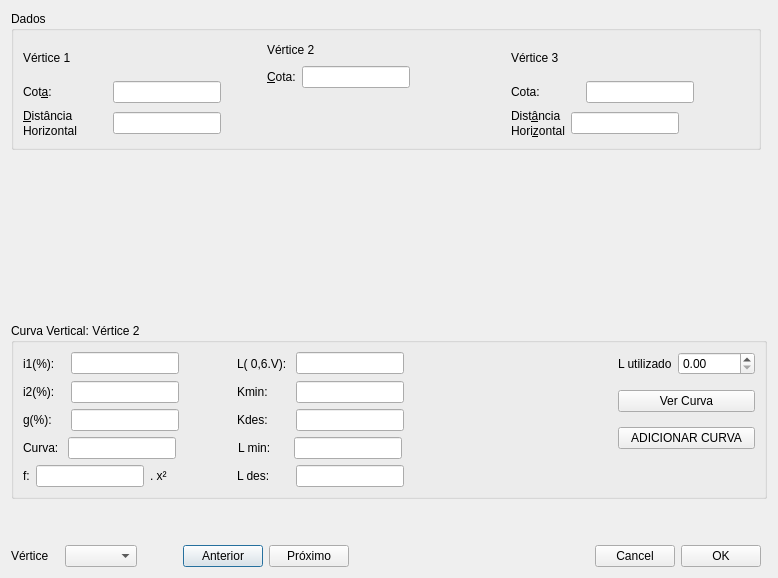
First picture: the form in app/view/ui/Topo_dialog-cv.ui, repository matheusfillipe/Topografia, before the edit.
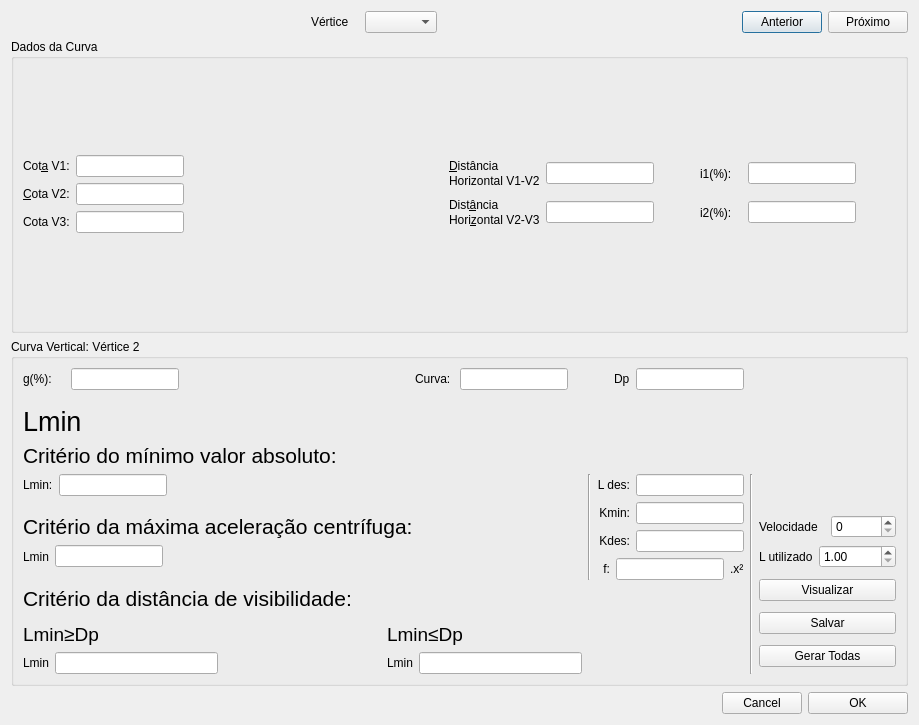
Second picture: the form after the edit.

Commit message: Gerar todas no perfil não funciona

Diff of the .ui file:
```diff
--- a/app/view/ui/Topo_dialog-cv.ui
+++ b/app/view/ui/Topo_dialog-cv.ui
@@ -6,129 +6,24 @@
    <rect>
     <x>0</x>
     <y>0</y>
-    <width>778</width>
-    <height>578</height>
+    <width>919</width>
+    <height>725</height>
    </rect>
   </property>
   <property name="windowTitle">
    <string>Modificar Curva Vertical</string>
   </property>
   <layout class="QGridLayout" name="gridLayout_3">
-   <item row="4" column="0">
-    <layout class="QHBoxLayout" name="horizontalLayout_7">
-     <item>
-      <layout class="QHBoxLayout" name="horizontalLayout_6">
-       <item>
-        <widget class="QLabel" name="label">
-         <property name="text">
-          <string>Vértice   </string>
-         </property>
-        </widget>
-       </item>
-       <item>
-        <widget class="QComboBox" name="verticeCb"/>
-       </item>
-       <item>
-        <spacer name="horizontalSpacer_4">
-         <property name="orientation">
-          <enum>Qt::Horizontal</enum>
-         </property>
-         <property name="sizeType">
-          <enum>QSizePolicy::Minimum</enum>
-         </property>
-         <property name="sizeHint" stdset="0">
-          <size>
-           <width>40</width>
-           <height>20</height>
-          </size>
-         </property>
-        </spacer>
-       </item>
-       <item>
-        <widget class="QPushButton" name="previousBtn">
-         <property name="text">
-          <string>Anterior</string>
-         </property>
-        </widget>
-       </item>
-       <item>
-        <widget class="QPushButton" name="nextBtn">
-         <property name="text">
-          <string>Próximo</string>
-         </property>
-        </widget>
-       </item>
-       <item>
-        <spacer name="horizontalSpacer_13">
-         <property name="orientation">
-          <enum>Qt::Horizontal</enum>
-         </property>
-         <property name="sizeHint" stdset="0">
-          <size>
-           <width>40</width>
-           <height>20</height>
-          </size>
-         </property>
-        </spacer>
-       </item>
-       <item>
-        <widget class="QPushButton" name="cancelBtn">
-         <property name="text">
-          <string>Cancel</string>
-         </property>
-        </widget>
-       </item>
-       <item>
-        <widget class="QPushButton" name="okBtn">
-         <property name="text">
-          <string>OK</string>
-         </property>
-        </widget>
-       </item>
-      </layout>
-     </item>
-    </layout>
-   </item>
-   <item row="0" column="0">
+   <item row="1" column="0">
     <widget class="QGroupBox" name="groupBox">
      <property name="title">
-      <string>Dados</string>
+      <string>Dados da Curva</string>
      </property>
      <layout class="QGridLayout" name="gridLayout">
       <item row="0" column="0">
        <layout class="QHBoxLayout" name="horizontalLayout_10">
         <item>
          <layout class="QVBoxLayout" name="verticalLayout_5">
-          <item>
-           <layout class="QHBoxLayout" name="horizontalLayout_8">
-            <item>
-             <widget class="QLabel" name="label_7">
-              <property name="toolTip">
-               <string extracomment="Dados referentes ao  vértice 1"/>
-              </property>
-              <property name="text">
-               <string>Vértice 1</string>
-              </property>
-             </widget>
-            </item>
-            <item>
-             <spacer name="horizontalSpacer_9">
-              <property name="orientation">
-               <enum>Qt::Horizontal</enum>
-              </property>
-              <property name="sizeType">
-               <enum>QSizePolicy::Expanding</enum>
-              </property>
-              <property name="sizeHint" stdset="0">
-               <size>
-                <width>40</width>
-                <height>20</height>
-               </size>
-              </property>
-             </spacer>
-            </item>
-           </layout>
-          </item>
           <item>
            <layout class="QHBoxLayout" name="horizontalLayout_14">
             <item>
@@ -146,7 +41,7 @@
                <number>1</number>
               </property>
               <property name="text">
-               <string>Cot&amp;a:</string>
+               <string>Cot&amp;a V1:</string>
               </property>
               <property name="alignment">
                <set>Qt::AlignLeading|Qt::AlignLeft|Qt::AlignVCenter</set>
@@ -181,103 +76,6 @@
                <enum>Qt::Horizontal</enum>
               </property>
               <property name="sizeType">
-               <enum>QSizePolicy::Preferred</enum>
-              </property>
-              <property name="sizeHint" stdset="0">
-               <size>
-                <width>40</width>
-                <height>20</height>
-               </size>
-              </property>
-             </spacer>
-            </item>
-           </layout>
-          </item>
-          <item>
-           <layout class="QHBoxLayout" name="horizontalLayout_15">
-            <item>
-             <layout class="QVBoxLayout" name="verticalLayout_6">
-              <property name="spacing">
-               <number>1</number>
-              </property>
-              <item>
-               <widget class="QLabel" name="label_8">
-                <property name="toolTip">
-                 <string extracomment="Distância horizontal ao vértice anterior"/>
-                </property>
-                <property name="text">
-                 <string>&amp;Distância</string>
-                </property>
-                <property name="buddy">
-                 <cstring>uihorizontal1</cstring>
-                </property>
-               </widget>
-              </item>
-              <item>
-               <widget class="QLabel" name="label_9">
-                <property name="toolTip">
-                 <string extracomment="Distância horizontal ao vértice anterior"/>
-                </property>
-                <property name="text">
-                 <string>Horizontal</string>
-                </property>
-               </widget>
-              </item>
-             </layout>
-            </item>
-            <item>
-             <widget class="QLineEdit" name="uihorizontal1">
-              <property name="sizePolicy">
-               <sizepolicy hsizetype="Fixed" vsizetype="Fixed">
-                <horstretch>0</horstretch>
-                <verstretch>0</verstretch>
-               </sizepolicy>
-              </property>
-              <property name="toolTip">
-               <string extracomment="Distância horizontal ao vértice anterior"/>
-              </property>
-             </widget>
-            </item>
-            <item>
-             <spacer name="horizontalSpacer_5">
-              <property name="orientation">
-               <enum>Qt::Horizontal</enum>
-              </property>
-              <property name="sizeType">
-               <enum>QSizePolicy::Preferred</enum>
-              </property>
-              <property name="sizeHint" stdset="0">
-               <size>
-                <width>40</width>
-                <height>20</height>
-               </size>
-              </property>
-             </spacer>
-            </item>
-           </layout>
-          </item>
-         </layout>
-        </item>
-        <item>
-         <layout class="QVBoxLayout" name="verticalLayout">
-          <item>
-           <layout class="QHBoxLayout" name="horizontalLayout_19">
-            <item>
-             <widget class="QLabel" name="label_16">
-              <property name="toolTip">
-               <string extracomment="Dados referentes ao  vértice 2"/>
-              </property>
-              <property name="text">
-               <string>Vértice 2 </string>
-              </property>
-             </widget>
-            </item>
-            <item>
-             <spacer name="horizontalSpacer_8">
-              <property name="orientation">
-               <enum>Qt::Horizontal</enum>
-              </property>
-              <property name="sizeType">
                <enum>QSizePolicy::Expanding</enum>
               </property>
               <property name="sizeHint" stdset="0">
@@ -298,7 +96,7 @@
                <string extracomment="Cota do vértice em edição"/>
               </property>
               <property name="text">
-               <string>&amp;Cota:</string>
+               <string>&amp;Cota V2:</string>
               </property>
               <property name="buddy">
                <cstring>uicota</cstring>
@@ -340,60 +138,6 @@
            </layout>
           </item>
           <item>
-           <layout class="QVBoxLayout" name="verticalLayout_9">
-            <property name="spacing">
-             <number>1</number>
-            </property>
-            <item>
-             <spacer name="verticalSpacer">
-              <property name="orientation">
-               <enum>Qt::Vertical</enum>
-              </property>
-              <property name="sizeType">
-               <enum>QSizePolicy::Preferred</enum>
-              </property>
-              <property name="sizeHint" stdset="0">
-               <size>
-                <width>20</width>
-                <height>50</height>
-               </size>
-              </property>
-             </spacer>
-            </item>
-           </layout>
-          </item>
-         </layout>
-        </item>
-        <item>
-         <layout class="QVBoxLayout" name="verticalLayout_7">
-          <item>
-           <layout class="QHBoxLayout" name="horizontalLayout_20">
-            <item>
-             <widget class="QLabel" name="label_18">
-              <property name="text">
-               <string>Vértice 3 </string>
-              </property>
-             </widget>
-            </item>
-            <item>
-             <spacer name="horizontalSpacer_12">
-              <property name="orientation">
-               <enum>Qt::Horizontal</enum>
-              </property>
-              <property name="sizeType">
-               <enum>QSizePolicy::Expanding</enum>
-              </property>
-              <property name="sizeHint" stdset="0">
-               <size>
-                <width>40</width>
-                <height>20</height>
-               </size>
-              </property>
-             </spacer>
-            </item>
-           </layout>
-          </item>
-          <item>
            <layout class="QHBoxLayout" name="horizontalLayout_16">
             <item>
              <widget class="QLabel" name="cotaLabel_8">
@@ -407,29 +151,13 @@
                <string extracomment="Cota do vértice em edição"/>
               </property>
               <property name="text">
-               <string>Cota:</string>
+               <string>Cota V3:</string>
               </property>
               <property name="buddy">
                <cstring>uicota2</cstring>
               </property>
              </widget>
             </item>
-            <item>
-             <spacer name="horizontalSpacer_7">
-              <property name="orientation">
-               <enum>Qt::Horizontal</enum>
-              </property>
-              <property name="sizeType">
-               <enum>QSizePolicy::Preferred</enum>
-              </property>
-              <property name="sizeHint" stdset="0">
-               <size>
-                <width>40</width>
-                <height>20</height>
-               </size>
-              </property>
-             </spacer>
-            </item>
             <item>
              <widget class="QLineEdit" name="uicota2">
               <property name="sizePolicy">
@@ -464,6 +192,116 @@
             </item>
            </layout>
           </item>
+         </layout>
+        </item>
+        <item>
+         <layout class="QVBoxLayout" name="verticalLayout_7">
+          <item>
+           <layout class="QHBoxLayout" name="horizontalLayout_15">
+            <item>
+             <layout class="QVBoxLayout" name="verticalLayout_6">
+              <property name="spacing">
+               <number>1</number>
+              </property>
+              <item>
+               <widget class="QLabel" name="label_8">
+                <property name="toolTip">
+                 <string extracomment="Distância horizontal ao vértice anterior"/>
+                </property>
+                <property name="text">
+                 <string>&amp;Distância</string>
+                </property>
+                <property name="buddy">
+                 <cstring>uihorizontal1</cstring>
+                </property>
+               </widget>
+              </item>
+              <item>
+               <widget class="QLabel" name="label_9">
+                <property name="toolTip">
+                 <string extracomment="Distância horizontal ao vértice anterior"/>
+                </property>
+                <property name="text">
+                 <string>Horizontal V1-V2</string>
+                </property>
+               </widget>
+              </item>
+             </layout>
+            </item>
+            <item>
+             <widget class="QLineEdit" name="uihorizontal1">
+              <property name="sizePolicy">
+               <sizepolicy hsizetype="Fixed" vsizetype="Fixed">
+                <horstretch>0</horstretch>
+                <verstretch>0</verstretch>
+               </sizepolicy>
+              </property>
+              <property name="toolTip">
+               <string extracomment="Distância horizontal ao vértice anterior"/>
+              </property>
+             </widget>
+            </item>
+            <item>
+             <spacer name="horizontalSpacer_5">
+              <property name="orientation">
+               <enum>Qt::Horizontal</enum>
+              </property>
+              <property name="sizeType">
+               <enum>QSizePolicy::Expanding</enum>
+              </property>
+              <property name="sizeHint" stdset="0">
+               <size>
+                <width>40</width>
+                <height>20</height>
+               </size>
+              </property>
+             </spacer>
+            </item>
+            <item>
+             <layout class="QHBoxLayout" name="horizontalLayout_3">
+              <item>
+               <widget class="QLabel" name="cotaLabel_3">
+                <property name="toolTip">
+                 <string extracomment="Inclinação da rampa anterior"/>
+                </property>
+                <property name="text">
+                 <string>i1(%):   </string>
+                </property>
+               </widget>
+              </item>
+              <item>
+               <widget class="QLineEdit" name="uii1">
+                <property name="sizePolicy">
+                 <sizepolicy hsizetype="Fixed" vsizetype="Fixed">
+                  <horstretch>0</horstretch>
+                  <verstretch>0</verstretch>
+                 </sizepolicy>
+                </property>
+                <property name="toolTip">
+                 <string extracomment="Inclinação da rampa anterior"/>
+                </property>
+                <property name="readOnly">
+                 <bool>true</bool>
+                </property>
+               </widget>
+              </item>
+              <item>
+               <spacer name="horizontalSpacer_11">
+                <property name="orientation">
+                 <enum>Qt::Horizontal</enum>
+                </property>
+                <property name="sizeHint" stdset="0">
+                 <size>
+                  <width>40</width>
+                  <height>20</height>
+                 </size>
+                </property>
+               </spacer>
+              </item>
+             </layout>
+            </item>
+           </layout>
+          </item>
           <item>
            <layout class="QHBoxLayout" name="horizontalLayout_17">
             <item>
@@ -484,7 +322,7 @@
               <item>
                <widget class="QLabel" name="label_12">
                 <property name="text">
-                 <string>Hori&amp;zontal</string>
+                 <string>Hori&amp;zontal V2-V3</string>
                 </property>
                 <property name="buddy">
                  <cstring>uihorizontal2</cstring>
@@ -522,6 +360,47 @@
               </property>
              </spacer>
             </item>
+            <item>
+             <layout class="QHBoxLayout" name="horizontalLayout_2">
+              <item>
+               <widget class="QLabel" name="cotaLabel_4">
+                <property name="toolTip">
+                 <string extracomment="Inclinação da rampa posterior"/>
+                </property>
+                <property name="text">
+                 <string>i2(%):   </string>
+                </property>
+               </widget>
+              </item>
+              <item>
+               <widget class="QLineEdit" name="uii2">
+                <property name="sizePolicy">
+                 <sizepolicy hsizetype="Fixed" vsizetype="Fixed">
+                  <horstretch>0</horstretch>
+                  <verstretch>0</verstretch>
+                 </sizepolicy>
+                </property>
+                <property name="toolTip">
+                 <string extracomment="Inclinação da rampa posterior"/>
+                </property>
+                <property name="readOnly">
+                 <bool>true</bool>
+                </property>
+               </widget>
+              </item>
+              <item>
+               <spacer name="horizontalSpacer_14">
+                <property name="orientation">
+                 <enum>Qt::Horizontal</enum>
+                </property>
+                <property name="sizeHint" stdset="0">
+                 <size>
+                  <width>40</width>
+                  <height>20</height>
+                 </size>
+                </property>
+               </spacer>
+              </item>
            </layout>
           </item>
          </layout>
@@ -529,9 +408,106 @@
        </layout>
       </item>
      </layout>
+      </item>
+     </layout>
     </widget>
    </item>
-   <item row="2" column="0" colspan="2">
+   <item row="0" column="0">
+    <layout class="QHBoxLayout" name="horizontalLayout_8">
+     <item>
+      <spacer name="horizontalSpacer_4">
+       <property name="orientation">
+        <enum>Qt::Horizontal</enum>
+       </property>
+       <property name="sizeHint" stdset="0">
+        <size>
+         <width>40</width>
+         <height>20</height>
+        </size>
+       </property>
+      </spacer>
+     </item>
+     <item>
+      <widget class="QLabel" name="label">
+       <property name="text">
+        <string>Vértice   </string>
+       </property>
+      </widget>
+     </item>
+     <item>
+      <widget class="QComboBox" name="verticeCb"/>
+     </item>
+     <item>
+      <spacer name="horizontalSpacer_7">
+       <property name="orientation">
+        <enum>Qt::Horizontal</enum>
+       </property>
+       <property name="sizeHint" stdset="0">
+        <size>
+         <width>40</width>
+         <height>20</height>
+        </size>
+       </property>
+      </spacer>
+     </item>
+     <item>
+      <widget class="QPushButton" name="previousBtn">
+       <property name="text">
+        <string>Anterior</string>
+       </property>
+      </widget>
+     </item>
+     <item>
+      <widget class="QPushButton" name="nextBtn">
+       <property name="text">
+        <string>Próximo</string>
+       </property>
+      </widget>
+     </item>
+    </layout>
+   </item>
+   <item row="6" column="0">
+    <layout class="QHBoxLayout" name="horizontalLayout_7">
+     <item>
+      <layout class="QHBoxLayout" name="horizontalLayout_6">
+       <item>
+        <spacer name="horizontalSpacer_13">
+         <property name="orientation">
+          <enum>Qt::Horizontal</enum>
+         </property>
+         <property name="sizeHint" stdset="0">
+          <size>
+           <width>40</width>
+           <height>20</height>
+          </size>
+         </property>
+        </spacer>
+       </item>
+       <item>
+        <widget class="QPushButton" name="cancelBtn">
+         <property name="text">
+          <string>Cancel</string>
+         </property>
+        </widget>
+       </item>
+       <item>
+        <widget class="QPushButton" name="okBtn">
+         <property name="minimumSize">
+          <size>
+           <width>100</width>
+           <height>0</height>
+          </size>
+         </property>
+         <property name="text">
+          <string>OK</string>
+         </property>
+        </widget>
+       </item>
+      </layout>
+     </item>
+    </layout>
+   </item>
+   <item row="3" column="0">
     <widget class="QGroupBox" name="groupBox_2">
      <property name="enabled">
       <bool>true</bool>
@@ -546,31 +522,39 @@
       <string>Curva Vertical: Vértice 2</string>
      </property>
      <layout class="QGridLayout" name="gridLayout_2">
-      <item row="5" column="1" rowspan="2">
-       <layout class="QHBoxLayout" name="horizontalLayout_27">
+      <item row="6" column="4">
+       <layout class="QHBoxLayout" name="horizontalLayout_19">
         <item>
-         <widget class="QLabel" name="cotaLabel_19">
+         <widget class="QLabel" name="label_5">
           <property name="text">
-           <string>L des:</string>
+           <string>Velocidade</string>
           </property>
          </widget>
         </item>
         <item>
-         <widget class="QLineEdit" name="uiLdes">
-          <property name="sizePolicy">
-           <sizepolicy hsizetype="Fixed" vsizetype="Fixed">
-            <horstretch>0</horstretch>
-            <verstretch>0</verstretch>
-           </sizepolicy>
+         <widget class="QSpinBox" name="velproj">
+          <property name="toolTip">
+           <string>Velocidade de projeto</string>
           </property>
-          <property name="readOnly">
-           <bool>true</bool>
+          <property name="minimum">
+           <number>0</number>
+          </property>
+          <property name="maximum">
+           <number>400</number>
+          </property>
+          <property name="singleStep">
+           <number>10</number>
+          </property>
+          <property name="value">
+           <number>0</number>
           </property>
          </widget>
         </item>
        </layout>
       </item>
-      <item row="2" column="0">
+      <item row="0" column="0" colspan="3">
+       <layout class="QHBoxLayout" name="horizontalLayout_9">
+        <item>
        <layout class="QHBoxLayout" name="horizontalLayout_5">
         <item>
          <widget class="QLabel" name="cotaLabel_2">
@@ -593,7 +577,7 @@
          </widget>
         </item>
         <item>
-         <spacer name="horizontalSpacer_15">
+           <spacer name="horizontalSpacer_8">
           <property name="orientation">
            <enum>Qt::Horizontal</enum>
           </property>
@@ -605,9 +589,7 @@
           </property>
          </spacer>
         </item>
-       </layout>
-      </item>
-      <item row="3" column="0">
+          <item>
        <layout class="QHBoxLayout" name="horizontalLayout_11">
         <item>
          <widget class="QLabel" name="cotaLabel_9">
@@ -651,115 +633,144 @@
           </property>
          </spacer>
         </item>
-       </layout>
-      </item>
-      <item row="2" column="1">
-       <layout class="QHBoxLayout" name="horizontalLayout_29">
         <item>
-         <widget class="QLabel" name="cotaLabel_21">
+             <widget class="QLabel" name="label_2">
           <property name="text">
-           <string>Kdes:</string>
+               <string>Dp</string>
           </property>
          </widget>
         </item>
         <item>
-         <widget class="QLineEdit" name="uiKdes">
-          <property name="sizePolicy">
-           <sizepolicy hsizetype="Fixed" vsizetype="Fixed">
-            <horstretch>0</horstretch>
-            <verstretch>0</verstretch>
-           </sizepolicy>
-          </property>
-          <property name="readOnly">
-           <bool>true</bool>
-          </property>
-         </widget>
+             <widget class="QLineEdit" name="uiDp"/>
         </item>
        </layout>
       </item>
-      <item row="3" column="1">
-       <layout class="QHBoxLayout" name="horizontalLayout_30" stretch="0,0">
-        <item>
-         <widget class="QLabel" name="cotaLabel_22">
-          <property name="sizePolicy">
-           <sizepolicy hsizetype="Maximum" vsizetype="Preferred">
-            <horstretch>0</horstretch>
-            <verstretch>0</verstretch>
-           </sizepolicy>
+         </layout>
+        </item>
+       </layout>
+      </item>
+      <item row="2" column="0">
+       <widget class="QLabel" name="label_15">
+        <property name="font">
+         <font>
+          <pointsize>20</pointsize>
+         </font>
           </property>
           <property name="text">
-           <string>L min:     </string>
+         <string>Lmin</string>
           </property>
          </widget>
         </item>
-        <item>
-         <widget class="QLineEdit" name="uiLmin">
-          <property name="enabled">
-           <bool>true</bool>
-          </property>
-          <property name="sizePolicy">
-           <sizepolicy hsizetype="Fixed" vsizetype="Fixed">
-            <horstretch>0</horstretch>
-            <verstretch>0</verstretch>
-           </sizepolicy>
-          </property>
-          <property name="readOnly">
-           <bool>true</bool>
-          </property>
-         </widget>
-        </item>
-       </layout>
-      </item>
-      <item row="0" column="0">
-       <layout class="QHBoxLayout" name="horizontalLayout_3">
+      <item row="0" column="4">
+       <widget class="QLabel" name="uiAlertaLb">
+        <property name="font">
+         <font>
+          <weight>75</weight>
+          <bold>true</bold>
+         </font>
+        </property>
+        <property name="text">
+         <string/>
+        </property>
+       </widget>
+      </item>
+      <item row="7" column="4">
+       <layout class="QHBoxLayout" name="horizontalLayout_31">
         <item>
-         <widget class="QLabel" name="cotaLabel_3">
-          <property name="toolTip">
-           <string extracomment="Inclinação da rampa anterior"/>
-          </property>
+         <widget class="QLabel" name="cotaLabel_23">
           <property name="text">
-           <string>i1(%):   </string>
+           <string>L utilizado</string>
           </property>
          </widget>
         </item>
         <item>
-         <widget class="QLineEdit" name="uii1">
-          <property name="sizePolicy">
-           <sizepolicy hsizetype="Fixed" vsizetype="Fixed">
-            <horstretch>0</horstretch>
-            <verstretch>0</verstretch>
-           </sizepolicy>
+         <widget class="QDoubleSpinBox" name="uiLutilizado">
+          <property name="minimum">
+           <double>1.000000000000000</double>
           </property>
-          <property name="toolTip">
-           <string extracomment="Inclinação da rampa anterior"/>
+          <property name="maximum">
+           <double>99999.990000000005239</double>
           </property>
-          <property name="readOnly">
-           <bool>true</bool>
+          <property name="singleStep">
+           <double>10.000000000000000</double>
           </property>
          </widget>
         </item>
-        <item>
-         <spacer name="horizontalSpacer_11">
+       </layout>
+      </item>
+      <item row="3" column="0">
+       <widget class="QLabel" name="label_6">
+        <property name="font">
+         <font>
+          <pointsize>16</pointsize>
+         </font>
+        </property>
+        <property name="text">
+         <string>Critério do mínimo valor absoluto:</string>
+        </property>
+       </widget>
+      </item>
+      <item row="1" column="0">
+       <spacer name="verticalSpacer_2">
           <property name="orientation">
-           <enum>Qt::Horizontal</enum>
+         <enum>Qt::Vertical</enum>
+        </property>
+        <property name="sizeType">
+         <enum>QSizePolicy::Fixed</enum>
           </property>
           <property name="sizeHint" stdset="0">
            <size>
-            <width>40</width>
-            <height>20</height>
+          <width>20</width>
+          <height>10</height>
            </size>
           </property>
          </spacer>
         </item>
-       </layout>
-      </item>
-      <item row="1" column="1">
+      <item row="4" column="2" rowspan="5">
+       <layout class="QVBoxLayout" name="verticalLayout_4">
+        <item>
+         <layout class="QHBoxLayout" name="horizontalLayout_13">
+          <item>
+           <widget class="QLabel" name="cotaLabel_19">
+            <property name="sizePolicy">
+             <sizepolicy hsizetype="Minimum" vsizetype="Preferred">
+              <horstretch>0</horstretch>
+              <verstretch>0</verstretch>
+             </sizepolicy>
+            </property>
+            <property name="text">
+             <string>L des:</string>
+            </property>
+            <property name="alignment">
+             <set>Qt::AlignRight|Qt::AlignTrailing|Qt::AlignVCenter</set>
+            </property>
+           </widget>
+          </item>
+          <item>
+           <widget class="QLineEdit" name="uiLdes">
+            <property name="sizePolicy">
+             <sizepolicy hsizetype="Fixed" vsizetype="Fixed">
+              <horstretch>0</horstretch>
+              <verstretch>0</verstretch>
+             </sizepolicy>
+            </property>
+            <property name="readOnly">
+             <bool>true</bool>
+            </property>
+           </widget>
+          </item>
+         </layout>
+        </item>
+        <item>
        <layout class="QHBoxLayout" name="horizontalLayout_28">
         <item>
          <widget class="QLabel" name="cotaLabel_20">
           <property name="text">
            <string>Kmin:</string>
           </property>
+            <property name="alignment">
+             <set>Qt::AlignRight|Qt::AlignTrailing|Qt::AlignVCenter</set>
+            </property>
          </widget>
         </item>
         <item>
@@ -777,74 +788,34 @@
         </item>
        </layout>
       </item>
-      <item row="0" column="1">
-       <layout class="QHBoxLayout" name="horizontalLayout_4">
         <item>
-         <widget class="QLabel" name="cotaLabel_7">
+         <layout class="QHBoxLayout" name="horizontalLayout_29">
+          <item>
+           <widget class="QLabel" name="cotaLabel_21">
           <property name="text">
-           <string>L( 0,6.V): </string>
-          </property>
-         </widget>
-        </item>
-        <item>
-         <widget class="QLineEdit" name="uiL">
-          <property name="sizePolicy">
-           <sizepolicy hsizetype="Fixed" vsizetype="Fixed">
-            <horstretch>0</horstretch>
-            <verstretch>0</verstretch>
-           </sizepolicy>
-          </property>
-          <property name="readOnly">
-           <bool>true</bool>
-          </property>
-         </widget>
-        </item>
-       </layout>
-      </item>
-      <item row="1" column="0">
-       <layout class="QHBoxLayout" name="horizontalLayout_2">
+             <string>Kdes:</string>
+            </property>
+            <property name="alignment">
+             <set>Qt::AlignRight|Qt::AlignTrailing|Qt::AlignVCenter</set>
+            </property>
+           </widget>
+          </item>
         <item>
-         <widget class="QLabel" name="cotaLabel_4">
-          <property name="toolTip">
-           <string extracomment="Inclinação da rampa posterior"/>
-          </property>
-          <property name="text">
-           <string>i2(%):   </string>
-          </property>
-         </widget>
-        </item>
-        <item>
-         <widget class="QLineEdit" name="uii2">
+           <widget class="QLineEdit" name="uiKdes">
           <property name="sizePolicy">
            <sizepolicy hsizetype="Fixed" vsizetype="Fixed">
             <horstretch>0</horstretch>
             <verstretch>0</verstretch>
            </sizepolicy>
           </property>
-          <property name="toolTip">
-           <string extracomment="Inclinação da rampa posterior"/>
-          </property>
           <property name="readOnly">
            <bool>true</bool>
           </property>
          </widget>
         </item>
-        <item>
-         <spacer name="horizontalSpacer_14">
-          <property name="orientation">
-           <enum>Qt::Horizontal</enum>
-          </property>
-          <property name="sizeHint" stdset="0">
-           <size>
-            <width>40</width>
-            <height>20</height>
-           </size>
-          </property>
-         </spacer>
-        </item>
-       </layout>
-      </item>
-      <item row="5" column="0" rowspan="2">
+         </layout>
+        </item>
+        <item>
        <layout class="QHBoxLayout" name="horizontalLayout_18">
         <item>
          <widget class="QLabel" name="cotaLabel_10">
@@ -854,6 +825,9 @@
           <property name="text">
            <string>f:</string>
           </property>
+            <property name="alignment">
+             <set>Qt::AlignRight|Qt::AlignTrailing|Qt::AlignVCenter</set>
+            </property>
          </widget>
         </item>
         <item>
@@ -873,14 +847,40 @@
          </widget>
         </item>
         <item>
-         <widget class="QLabel" name="label_19">
+           <widget class="QLabel" name="label_4">
           <property name="text">
-           <string>. x²</string>
+             <string>.x²</string>
           </property>
          </widget>
         </item>
+         </layout>
+        </item>
+       </layout>
+      </item>
+      <item row="4" column="0">
+       <layout class="QHBoxLayout" name="horizontalLayout_4">
         <item>
-         <spacer name="horizontalSpacer_17">
+         <widget class="QLabel" name="cotaLabel_7">
+          <property name="text">
+           <string>Lmin:</string>
+          </property>
+         </widget>
+        </item>
+        <item>
+         <widget class="QLineEdit" name="uiL">
+          <property name="sizePolicy">
+           <sizepolicy hsizetype="Fixed" vsizetype="Fixed">
+            <horstretch>0</horstretch>
+            <verstretch>0</verstretch>
+           </sizepolicy>
+          </property>
+          <property name="readOnly">
+           <bool>true</bool>
+          </property>
+         </widget>
+        </item>
+        <item>
+         <spacer name="horizontalSpacer_10">
           <property name="orientation">
            <enum>Qt::Horizontal</enum>
           </property>
@@ -894,96 +894,210 @@
         </item>
        </layout>
       </item>
-      <item row="1" column="3" rowspan="3">
+      <item row="6" column="0">
+       <widget class="QLabel" name="label_7">
+        <property name="font">
+         <font>
+          <pointsize>16</pointsize>
+         </font>
+        </property>
+        <property name="text">
+         <string>Critério da máxima aceleração centrífuga:</string>
+        </property>
+       </widget>
+      </item>
+      <item row="7" column="0">
+       <layout class="QHBoxLayout" name="horizontalLayout_12">
+        <item>
+         <widget class="QLabel" name="label_3">
+          <property name="text">
+           <string>Lmin</string>
+          </property>
+         </widget>
+        </item>
+        <item>
+         <widget class="QLineEdit" name="uiLmin">
+          <property name="enabled">
+           <bool>true</bool>
+          </property>
+          <property name="sizePolicy">
+           <sizepolicy hsizetype="Fixed" vsizetype="Fixed">
+            <horstretch>0</horstretch>
+            <verstretch>0</verstretch>
+           </sizepolicy>
+          </property>
+          <property name="readOnly">
+           <bool>true</bool>
+          </property>
+         </widget>
+        </item>
+        <item>
+         <spacer name="horizontalSpacer_12">
+          <property name="orientation">
+           <enum>Qt::Horizontal</enum>
+          </property>
+          <property name="sizeHint" stdset="0">
+           <size>
+            <width>40</width>
+            <height>20</height>
+           </size>
+          </property>
+         </spacer>
+        </item>
+       </layout>
+      </item>
+      <item row="11" column="0" rowspan="2" colspan="3">
+       <layout class="QHBoxLayout" name="horizontalLayout_20">
+        <item>
+         <layout class="QVBoxLayout" name="verticalLayout">
+          <item>
+           <widget class="QLabel" name="label_17">
+            <property name="text">
+             <string>&lt;html&gt;&lt;head/&gt;&lt;body&gt;&lt;p&gt;&lt;span style=&quot; font-size:14pt;&quot;&gt;Lmin&amp;ge;Dp&lt;/span&gt;&lt;/p&gt;&lt;/body&gt;&lt;/html&gt;</string>
+            </property>
+            <property name="alignment">
+             <set>Qt::AlignLeading|Qt::AlignLeft|Qt::AlignVCenter</set>
+            </property>
+           </widget>
+          </item>
+          <item>
+           <layout class="QHBoxLayout" name="horizontalLayout_23">
+            <item>
+             <widget class="QLabel" name="label_14">
+              <property name="text">
+               <string>Lmin</string>
+              </property>
+             </widget>
+            </item>
+            <item>
+             <widget class="QLineEdit" name="lmin1">
+              <property name="readOnly">
+               <bool>true</bool>
+              </property>
+             </widget>
+            </item>
+            <item>
+             <spacer name="horizontalSpacer_9">
+              <property name="orientation">
+               <enum>Qt::Horizontal</enum>
+              </property>
+              <property name="sizeHint" stdset="0">
+               <size>
+                <width>40</width>
+                <height>20</height>
+               </size>
+              </property>
+             </spacer>
+            </item>
+           </layout>
+          </item>
+         </layout>
+        </item>
+        <item>
+         <layout class="QVBoxLayout" name="verticalLayout_3">
+          <item>
+           <widget class="QLabel" name="label_16">
+            <property name="font">
+             <font>
+              <pointsize>14</pointsize>
+             </font>
+            </property>
+            <property name="text">
+             <string>&lt;html&gt;&lt;head/&gt;&lt;body&gt;&lt;p&gt;Lmin&amp;le;Dp&lt;/p&gt;&lt;/body&gt;&lt;/html&gt;</string>
+            </property>
+            <property name="alignment">
+             <set>Qt::AlignLeading|Qt::AlignLeft|Qt::AlignVCenter</set>
+            </property>
+           </widget>
+          </item>
+          <item>
+           <layout class="QHBoxLayout" name="horizontalLayout_24">
+            <item>
+             <widget class="QLabel" name="label_13">
+              <property name="text">
+               <string>Lmin</string>
+              </property>
+             </widget>
+            </item>
+            <item>
+             <widget class="QLineEdit" name="lmin2">
+              <property name="readOnly">
+               <bool>true</bool>
+              </property>
+             </widget>
+            </item>
+            <item>
+             <spacer name="horizontalSpacer_15">
+              <property name="orientation">
+               <enum>Qt::Horizontal</enum>
+              </property>
+              <property name="sizeHint" stdset="0">
+               <size>
+                <width>40</width>
+                <height>20</height>
+               </size>
+              </property>
+             </spacer>
+            </item>
+           </layout>
+          </item>
+         </layout>
+        </item>
+       </layout>
+      </item>
+      <item row="9" column="0">
+       <widget class="QLabel" name="label_10">
+        <property name="font">
+         <font>
+          <pointsize>16</pointsize>
+         </font>
+        </property>
+        <property name="text">
+         <string>Critério da distância de visibilidade:</string>
+        </property>
+       </widget>
+      </item>
+      <item row="8" column="4" rowspan="5">
        <layout class="QVBoxLayout" name="verticalLayout_2">
         <item>
          <widget class="QPushButton" name="viewCurveBtn">
           <property name="text">
-           <string>Ver Curva</string>
+           <string>Visualizar</string>
           </property>
          </widget>
         </item>
         <item>
          <widget class="QPushButton" name="addCurveBtn">
           <property name="text">
-           <string>ADICIONAR CURVA</string>
+           <string>Salvar</string>
           </property>
          </widget>
         </item>
-       </layout>
-      </item>
-      <item row="5" column="3">
-       <widget class="QLabel" name="uiAlertaLb">
-        <property name="text">
-         <string/>
-        </property>
-       </widget>
-      </item>
-      <item row="0" column="3">
-       <layout class="QHBoxLayout" name="horizontalLayout_31">
         <item>
-         <widget class="QLabel" name="cotaLabel_23">
+         <widget class="QPushButton" name="generateAll">
           <property name="text">
-           <string>L utilizado</string>
+           <string>Gerar Todas</string>
           </property>
          </widget>
         </item>
-        <item>
-         <widget class="QDoubleSpinBox" name="uiLutilizado">
-          <property name="maximum">
-           <double>99999.990000000005239</double>
-          </property>
-          <property name="singleStep">
-           <double>10.000000000000000</double>
-          </property>
-         </widget>
-        </item>
        </layout>
       </item>
-      <item row="0" column="2">
-       <spacer name="horizontalSpacer_10">
+      <item row="4" column="1" rowspan="5">
+       <widget class="Line" name="line">
         <property name="orientation">
-         <enum>Qt::Horizontal</enum>
+         <enum>Qt::Vertical</enum>
         </property>
-        <property name="sizeHint" stdset="0">
-         <size>
-          <width>40</width>
-          <height>20</height>
-         </size>
-        </property>
-       </spacer>
-      </item>
-     </layout>
-    </widget>
-   </item>
-   <item row="3" column="0" colspan="2">
-    <spacer name="verticalSpacer_2">
+       </widget>
+      </item>
+      <item row="4" column="3" rowspan="9">
+       <widget class="Line" name="line_2">
      <property name="orientation">
       <enum>Qt::Vertical</enum>
      </property>
-     <property name="sizeType">
-      <enum>QSizePolicy::Minimum</enum>
-     </property>
-     <property name="sizeHint" stdset="0">
-      <size>
-       <width>20</width>
-       <height>40</height>
-      </size>
-     </property>
-    </spacer>
-   </item>
-   <item row="1" column="0">
-    <spacer name="verticalSpacer_3">
-     <property name="orientation">
-      <enum>Qt::Vertical</enum>
-     </property>
-     <property name="sizeHint" stdset="0">
-      <size>
-       <width>20</width>
-       <height>40</height>
-      </size>
-     </property>
-    </spacer>
+       </widget>
+      </item>
+     </layout>
+    </widget>
    </item>
   </layout>
  </widget>
```
Left out of the diff: 5 changed lines with no effect on the pictures. Lines whose indentation alone changed are shown as unchanged. The commit also changes 15 other files.
